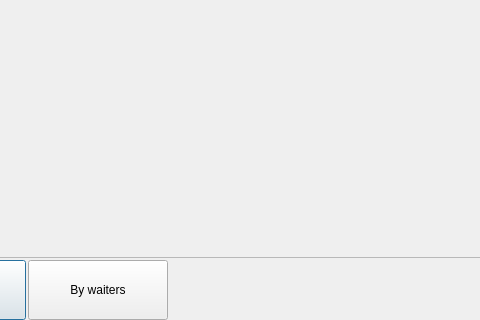
Before: the Qt Designer form Waiter/dlgface.ui in End1-1/Cafe5, drawn with Qt 5; both pictures show x 176 to 656 and y 448 to 768 of the 1024 by 768 pixel window.
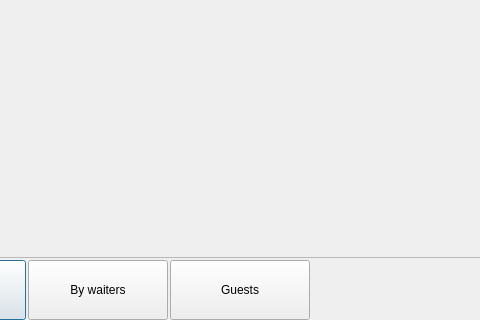
After: the same form once the commit is applied. Icons and pictures are not drawn.

```diff
--- a/Waiter/dlgface.ui
+++ b/Waiter/dlgface.ui
@@ -185,6 +185,19 @@
         </property>
        </widget>
       </item>
+      <item>
+       <widget class="QPushButton" name="btnGuests">
+        <property name="minimumSize">
+         <size>
+          <width>140</width>
+          <height>60</height>
+         </size>
+        </property>
+        <property name="text">
+         <string>Guests</string>
+        </property>
+       </widget>
+      </item>
       <item>
        <spacer name="horizontalSpacer_2">
         <property name="orientation">
```
Left out of the diff: 3 changed lines with no effect on the pictures.
